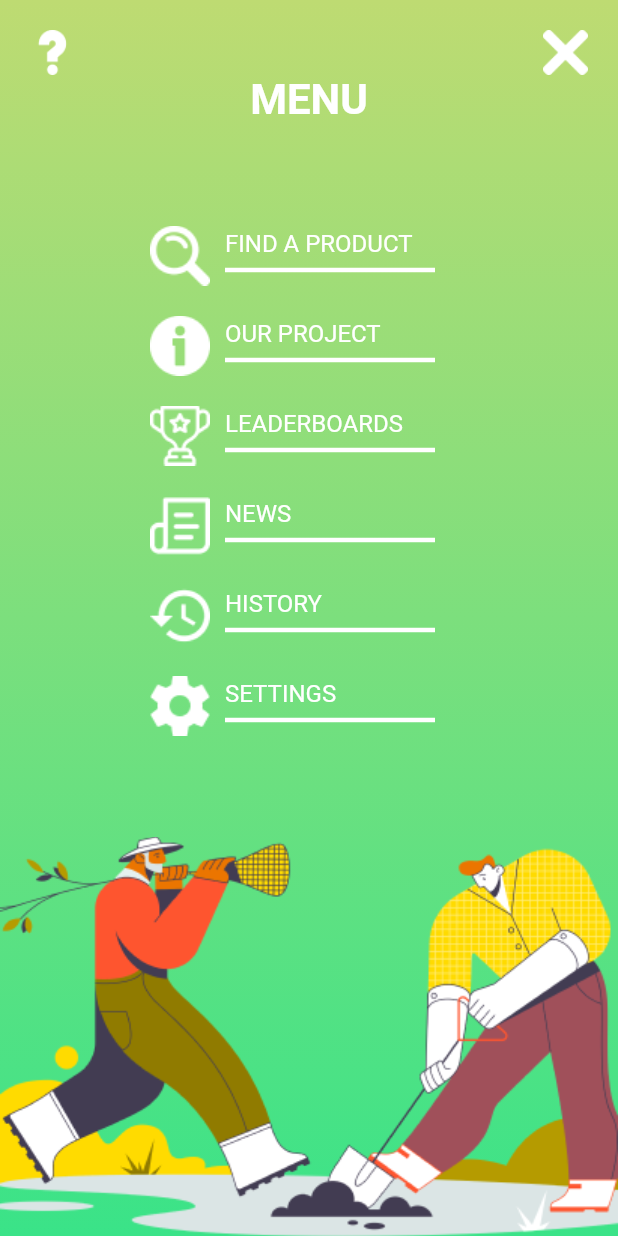
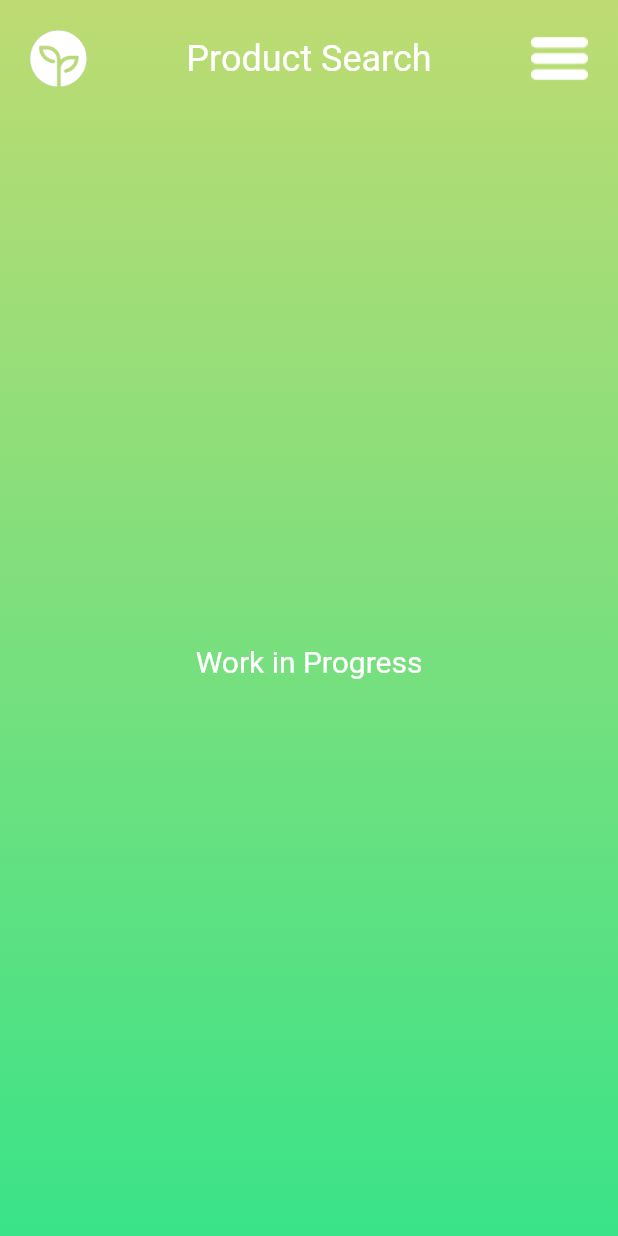
Before and after one commit to IllogicalTree/Sustain, a Flutter app: the Menu screen opened by its route, after a tap on "FIND A PRODUCT", on a phone screen of 412 x 824 dp. Run offline on Flutter 3.47's test engine with Material 2 defaults, Android fonts, the phone set to English and light mode, and no system bars.

Commit message:
adds dummy pages for menu items

```diff
--- a/lib/main.dart
+++ b/lib/main.dart
@@ -1,11 +1,15 @@
 import 'package:flutter/material.dart';
 import 'package:sustain/history.dart';
+import 'package:sustain/leaderboard.dart';
 import 'package:sustain/login.dart';
 import 'package:sustain/menu.dart';
+import 'package:sustain/news.dart';
 import 'package:sustain/product.dart';
 import 'package:sustain/profile.dart';
 import 'package:sustain/register.dart';
 import 'package:sustain/about.dart';
+import 'package:sustain/search.dart';
+import 'package:sustain/settings.dart';
 
 void main() {
   runApp(MyApp());
@@ -30,6 +34,10 @@ class MyApp extends StatelessWidget {
         '/history': (context) => History(),
         '/product': (context) => Product(),
         '/about': (context) => About(),
+        '/leaderboard': (context) => Leaderboard(),
+        '/news': (context) => News(),
+        '/search': (context) => Search(),
+        '/settings': (context) => Settings(),
       },
     );
   }
--- a/lib/menu.dart
+++ b/lib/menu.dart
@@ -44,12 +44,13 @@ class Menu extends StatelessWidget {
               child: Column(
                 mainAxisAlignment: MainAxisAlignment.spaceEvenly,
                 children: [
-                  menuItem('find a product', 'search-icon', context, ''),
+                  menuItem('find a product', 'search-icon', context, 'search'),
                   menuItem('our project', 'about-icon', context, 'about'),
-                  menuItem('leaderboards', 'trophy-icon', context, ''),
-                  menuItem('news', 'news-icon', context, ''),
+                  menuItem(
+                      'leaderboards', 'trophy-icon', context, 'leaderboard'),
+                  menuItem('news', 'news-icon', context, 'news'),
                   menuItem('history', 'history-icon', context, 'history'),
-                  menuItem('settings', 'settings-icon', context, ''),
+                  menuItem('settings', 'settings-icon', context, 'settings'),
                 ],
               ),
             ),
--- /dev/null
+++ b/lib/search.dart
@@ -0,0 +1,50 @@
+import 'package:flutter/material.dart';
+
+class Search extends StatelessWidget {
+  @override
+  Widget build(BuildContext context) {
+    return Scaffold(
+      body: Container(
+        decoration: BoxDecoration(
+          gradient: LinearGradient(
+            begin: Alignment.topCenter,
+            end: Alignment.bottomCenter,
+            colors: [Color(0xFFBEDB72), Color(0xFF3AE388)],
+          ),
+        ),
+        child: Column(
+          children: [
+            Container(
+              height: 58,
+              padding: EdgeInsets.only(left: 20, right: 20, top: 20),
+              child: Row(
+                children: [
+                  Image.asset('assets/logo.png'),
+                  Spacer(),
+                  Text(
+                    'Product Search',
+                    style: TextStyle(
+                      color: Colors.white,
+                      fontSize: 24,
+                    ),
+                  ),
+                  Spacer(),
+                  InkWell(
+                    child: Image.asset('assets/menu-icon.png'),
+                    onTap: () => Navigator.popAndPushNamed(context, '/menu'),
+                  ),
+                ],
+              ),
+            ),
+            Spacer(),
+            Text(
+              'Work in Progress',
+              style: TextStyle(color: Colors.white, fontSize: 20),
+            ),
+            Spacer(),
+          ],
+        ),
+      ),
+    );
+  }
+}
```
Also changed, not shown: lib/leaderboard.dart (added, +50 -0 lines), lib/news.dart (added, +50 -0 lines), lib/settings.dart (added, +50 -0 lines).
